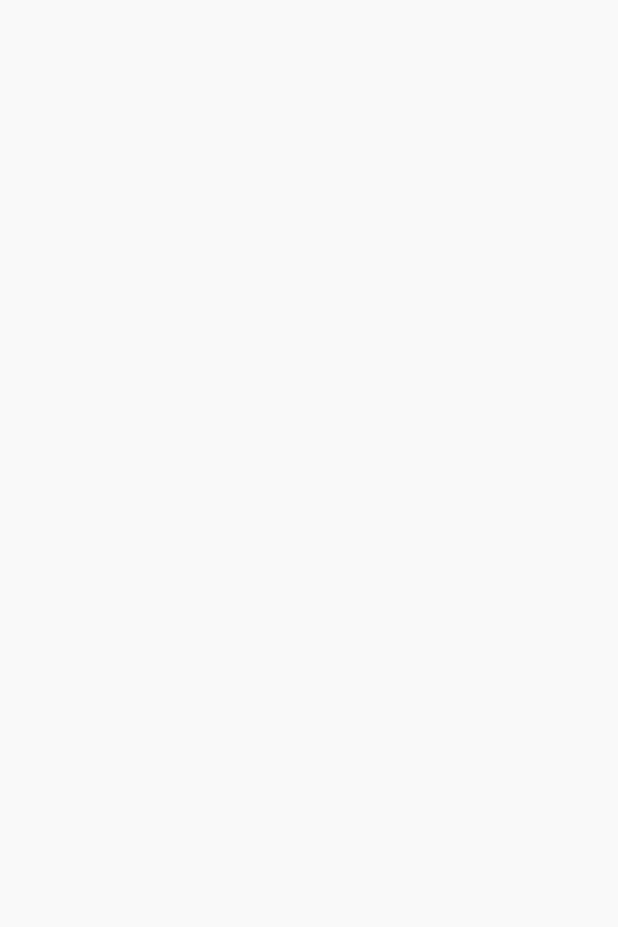
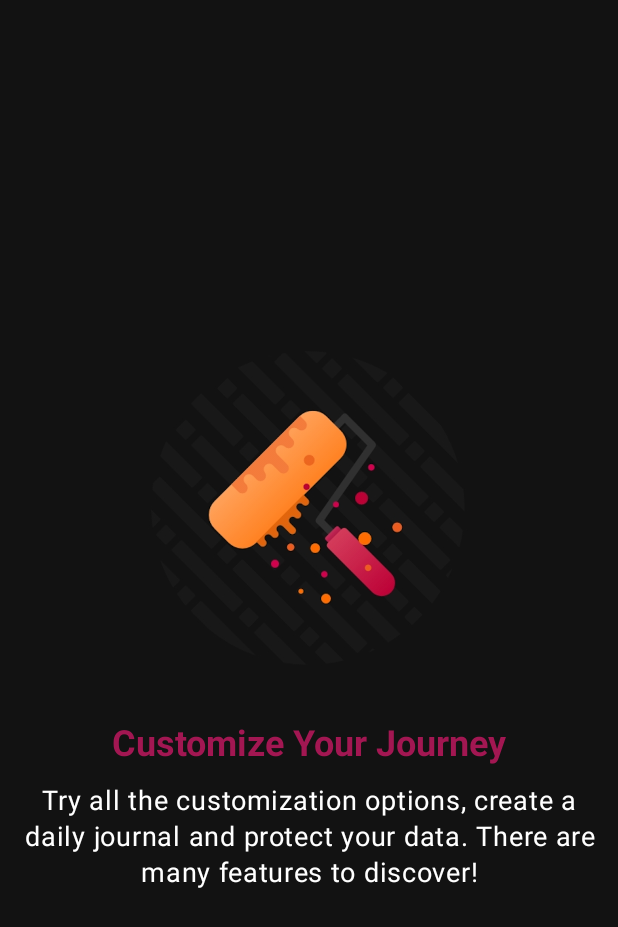
Before and after one commit to aminakhtar5595/LoopWell, an Android app built with Jetpack Compose: the screen it shows after launch (MainActivity), on a phone screen of 412 x 824 dp. Before the commit the part shown is empty. Shown: the top 927 px of the screen. Run offline under Robolectric (Android 15) with nearby library versions, the phone set to English and light mode, and no system bars; our stand-ins replace accompanist.

Commit message:
Implemented UI for onboarding screen 5

```diff
--- a/app/src/main/java/com/example/loopwell/ui/screens/auth/OnboardingScreenFive.kt
+++ b/app/src/main/java/com/example/loopwell/ui/screens/auth/OnboardingScreenFive.kt
@@ -1,8 +1,48 @@
 package com.example.loopwell.ui.screens.auth
 
+import androidx.compose.foundation.Image
+import androidx.compose.foundation.background
+import androidx.compose.foundation.layout.Arrangement
+import androidx.compose.foundation.layout.Column
+import androidx.compose.foundation.layout.fillMaxSize
+import androidx.compose.foundation.layout.padding
+import androidx.compose.foundation.layout.size
+import androidx.compose.material3.MaterialTheme
+import androidx.compose.material3.Text
 import androidx.compose.runtime.Composable
+import androidx.compose.ui.Alignment
+import androidx.compose.ui.Modifier
+import androidx.compose.ui.graphics.Color
+import androidx.compose.ui.res.painterResource
+import androidx.compose.ui.text.font.FontWeight
+import androidx.compose.ui.text.style.TextAlign
+import androidx.compose.ui.unit.dp
+import androidx.compose.ui.unit.sp
+import com.example.loopwell.R
 
 @Composable
 fun OnboardingScreenFive() {
+    Column (
+        modifier = Modifier
+            .fillMaxSize()
+            .background(color = Color(0xFF121212))
+            .padding(horizontal = 10.dp)
+        ,
+        verticalArrangement = Arrangement.Center,
+        horizontalAlignment = Alignment.CenterHorizontally,
+    ) {
+        Image(painter = painterResource(id = R.drawable.onboarding_icon_five),
+            contentDescription = "Onboarding Icon", Modifier.size(220.dp))
 
+        Text(
+            text = "Customize Your Journey",
+            style = MaterialTheme.typography.headlineSmall.copy(color = Color(0xFFa21752), fontWeight = FontWeight.Bold),
+            modifier = Modifier.padding(top = 30.dp, bottom = 10.dp)
+        )
+
+        Text(
+            text = "Try all the customization options, create a daily journal and protect your data. There are many features to discover!",
+            style = MaterialTheme.typography.bodyLarge.copy(color = Color.White, textAlign = TextAlign.Center, fontSize = 18.sp),
+        )
+    }
 }
```
Also changed, not shown: app/src/main/res/drawable/onboarding_icon_five.png (added).
